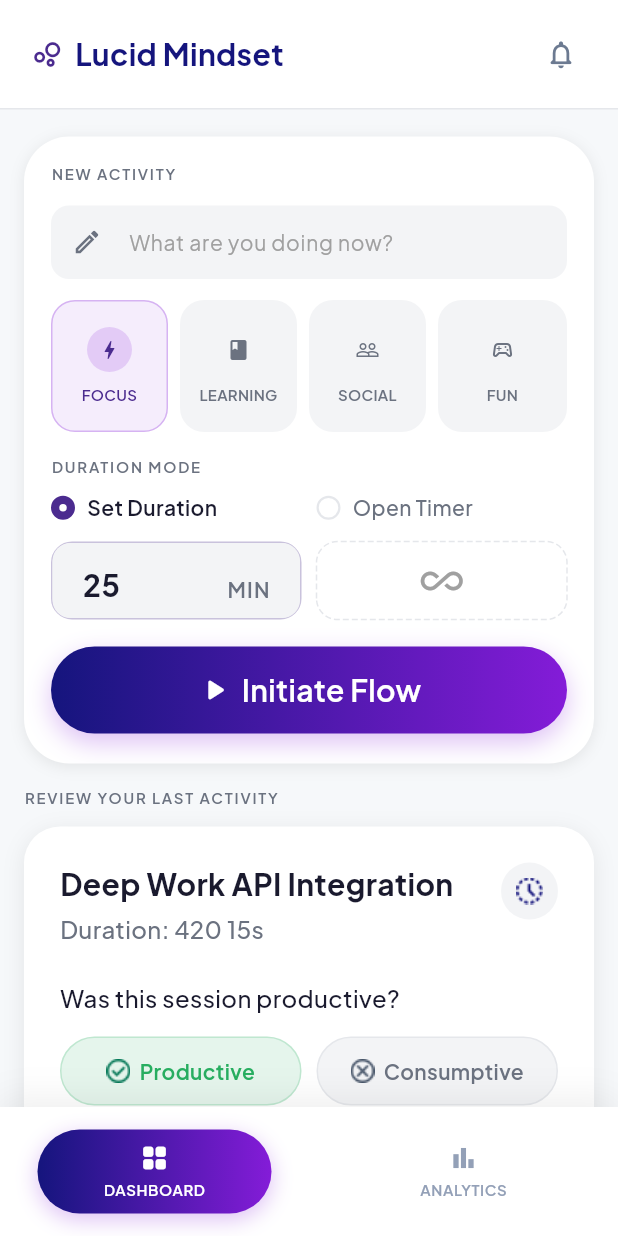
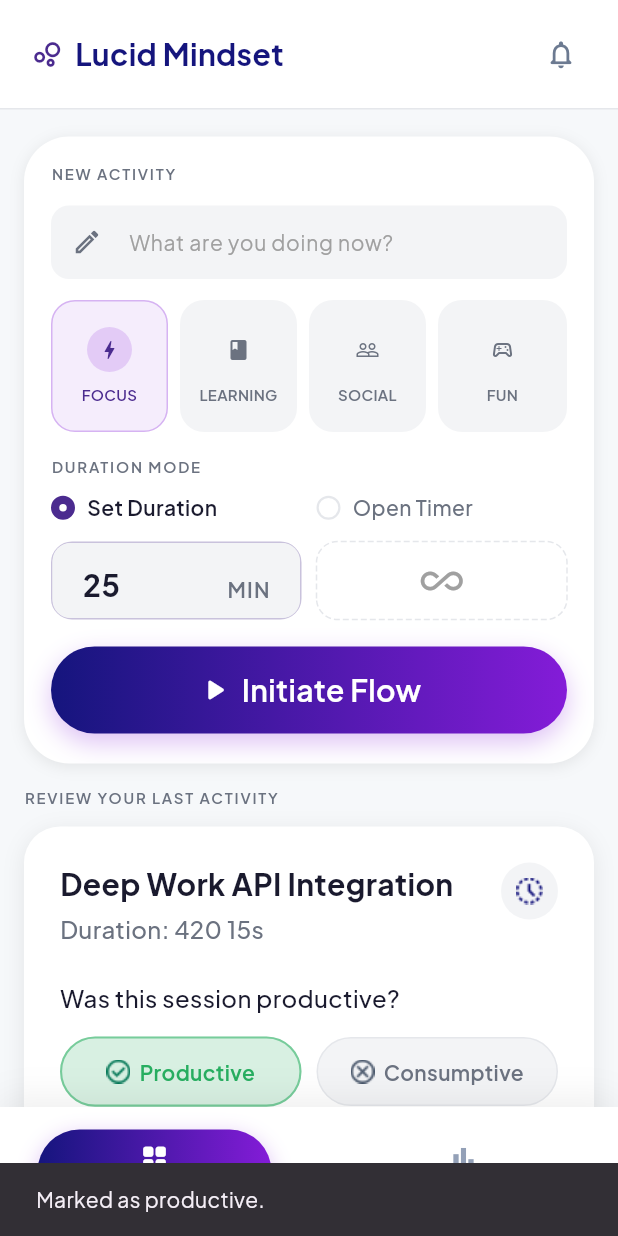
Before and after one commit to lucid-state-project/lucid-state-app, a Flutter app: the DashboardPage screen opened by its route, after a tap on "Productive", on a phone screen of 412 x 824 dp. Run offline on Flutter 3.47's test engine with Material 3 defaults, Android fonts, the phone set to English and light mode, and no system bars; our stand-ins replace go_router.

Commit message:
feat: button productive and consumptive can click

```diff
--- a/lib/core/widgets/cards/activity_card.dart
+++ b/lib/core/widgets/cards/activity_card.dart
@@ -20,12 +20,14 @@ class ActivityCard extends StatelessWidget {
     super.key,
     required this.activityName,
     required this.duration,
+    this.isProductiveSelected,
     this.onProductiveTap,
     this.onConsumptiveTap,
   });
 
   final String activityName;
   final String duration;
+  final bool? isProductiveSelected;
   final VoidCallback? onProductiveTap;
   final VoidCallback? onConsumptiveTap;
 
@@ -102,6 +104,7 @@ class ActivityCard extends StatelessWidget {
                   label: 'Productive',
                   iconAsset: 'assets/icons/dashboard/Icon-4.png',
                   isPositive: true,
+                  isSelected: isProductiveSelected == true,
                   onTap: onProductiveTap,
                 ),
               ),
@@ -112,6 +115,7 @@ class ActivityCard extends StatelessWidget {
                   label: 'Consumptive',
                   iconAsset: 'assets/icons/dashboard/Icon-5.png',
                   isPositive: false,
+                  isSelected: isProductiveSelected == false,
                   onTap: onConsumptiveTap,
                 ),
               ),
@@ -129,31 +133,42 @@ class _FeedbackButton extends StatelessWidget {
     required this.label,
     required this.iconAsset,
     required this.isPositive,
+    required this.isSelected,
     this.onTap,
   });
 
   final String label;
   final String iconAsset;
   final bool isPositive;
+  final bool isSelected;
   final VoidCallback? onTap;
 
   @override
   Widget build(BuildContext context) {
     final color = isPositive ? AppColors.success : AppColors.textSecondary;
+    final selectedBackground = isPositive
+      ? AppColors.success.withOpacity(0.18)
+      : AppColors.textSecondary.withOpacity(0.12);
+    final unselectedBackground = isPositive
+      ? AppColors.success.withOpacity(0.12)
+      : AppColors.surfaceVariant;
+    final selectedBorder = isPositive
+      ? AppColors.success.withOpacity(0.55)
+      : AppColors.textSecondary.withOpacity(0.45);
+    final unselectedBorder = isPositive
+      ? AppColors.success.withOpacity(0.2)
+      : AppColors.divider;
 
     return GestureDetector(
       onTap: onTap,
       child: Container(
         padding: const EdgeInsets.symmetric(vertical: 12),
         decoration: BoxDecoration(
-          color: isPositive
-              ? AppColors.success.withOpacity(0.12)
-              : AppColors.surfaceVariant,
+          color: isSelected ? selectedBackground : unselectedBackground,
           borderRadius: BorderRadius.circular(24),
           border: Border.all(
-            color: isPositive
-                ? AppColors.success.withOpacity(0.2)
-                : AppColors.divider,
+            color: isSelected ? selectedBorder : unselectedBorder,
+            width: isSelected ? 1.4 : 1,
           ),
         ),
         child: Row(
--- a/lib/features/dashboard/presentation/pages/dashboard_page.dart
+++ b/lib/features/dashboard/presentation/pages/dashboard_page.dart
@@ -21,6 +21,7 @@ class _DashboardPageState extends State<DashboardPage> {
   bool _isSetDuration = true; // true = Set Duration, false = Open Timer
   bool _isNavigating = false;
   int _navPreviewIndex = 0;
+  bool? _isLastSessionProductive;
   final _activityController = TextEditingController();
   final _durationController = TextEditingController(text: '25');
   final _durationFocusNode = FocusNode();
@@ -366,11 +367,32 @@ class _DashboardPageState extends State<DashboardPage> {
                     ActivityCard(
                       activityName: 'Deep Work API Integration',
                       duration: '420 15s',
+                      isProductiveSelected: _isLastSessionProductive,
                       onProductiveTap: () {
-                        // TODO: mark as productive
+                        setState(() {
+                          _isLastSessionProductive = true;
+                        });
+                        ScaffoldMessenger.of(context)
+                          ..hideCurrentSnackBar()
+                          ..showSnackBar(
+                            const SnackBar(
+                              content: Text('Marked as productive.'),
+                              duration: Duration(milliseconds: 1200),
+                            ),
+                          );
                       },
                       onConsumptiveTap: () {
-                        // TODO: mark as consumptive
+                        setState(() {
+                          _isLastSessionProductive = false;
+                        });
+                        ScaffoldMessenger.of(context)
+                          ..hideCurrentSnackBar()
+                          ..showSnackBar(
+                            const SnackBar(
+                              content: Text('Marked as consumptive.'),
+                              duration: Duration(milliseconds: 1200),
+                            ),
+                          );
                       },
                     ),
 
```
